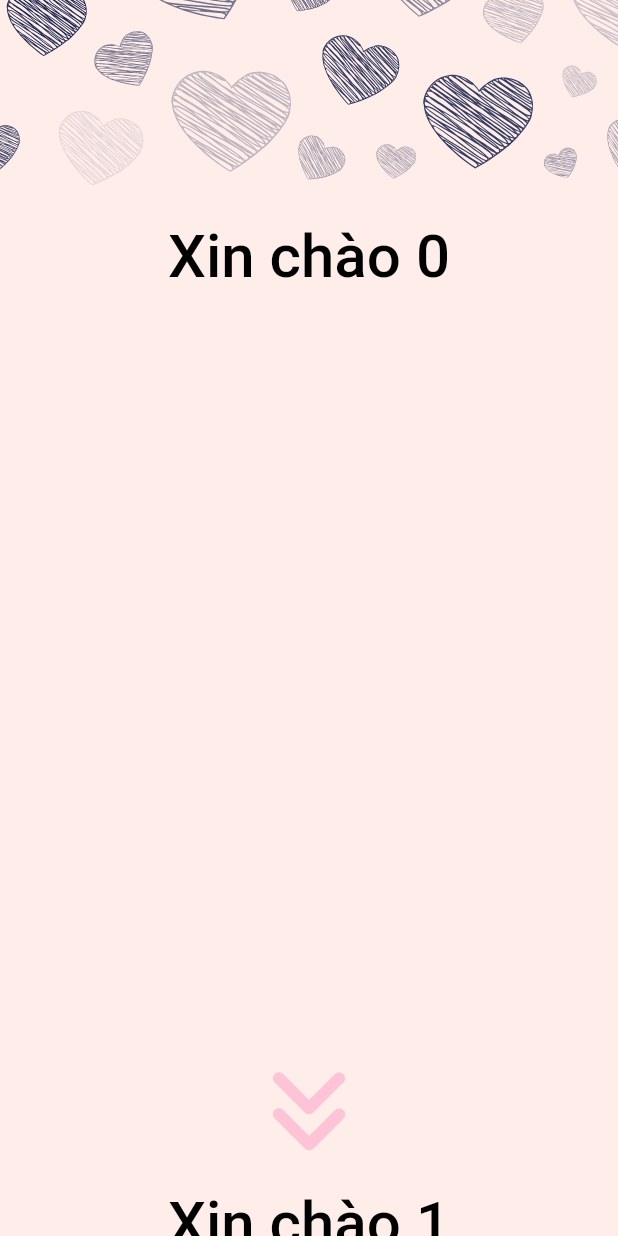
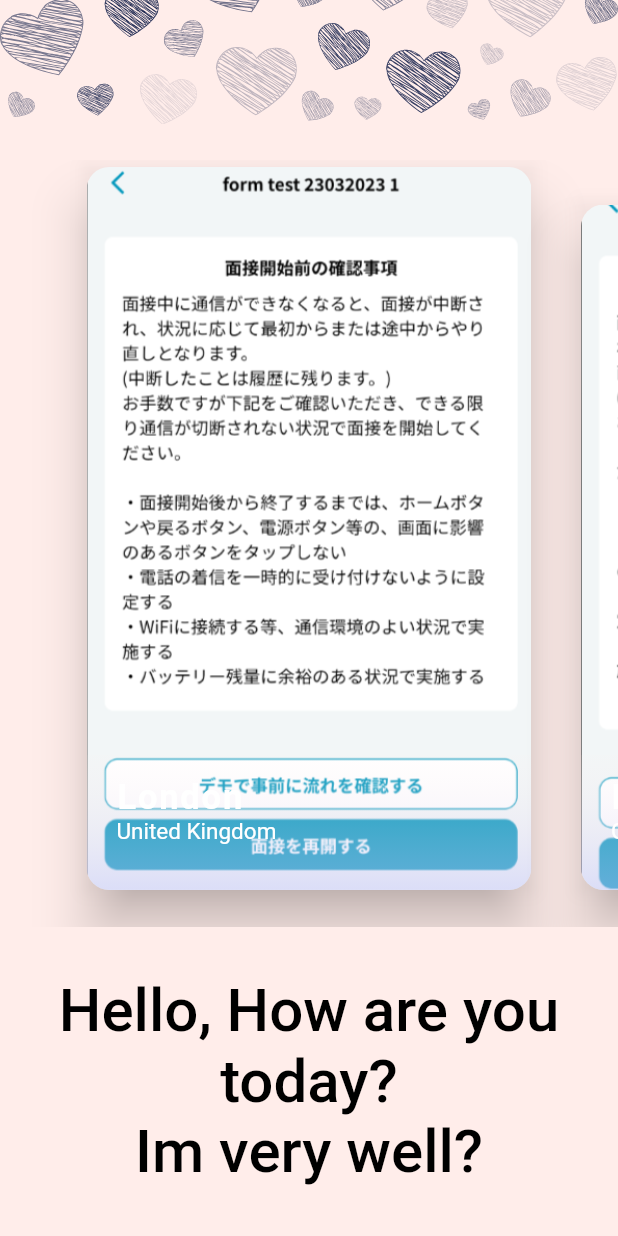
Before and after one commit to dong-dam-0079/flutter_animation, a Flutter app: the HomeView screen opened directly, on a phone screen of 412 x 824 dp. Run offline on Flutter 3.47's test engine with Material 2 defaults, Android fonts, the light colour scheme and no system bars; drawn by our look-alikes of animated_text_kit, scrollable_positioned_list; our stand-ins replace audioplayers, firebase_core, flutter_svg, get, google_fonts; accounts and stored records are empty; Roboto replaces fonts that are missing (NotoSansJP).

Commit message:
feat: page view

```diff
--- /dev/null
+++ b/lib/model/info_model.dart
@@ -0,0 +1,44 @@
+import 'package:ForQA/res/assets.dart';
+
+class InfoModel {
+  String title, caption, img;
+
+  InfoModel(
+    this.title,
+    this.caption,
+    this.img,
+  );
+}
+
+List<InfoModel> generateSomeData() {
+  List<String> titleList = [
+    "London",
+    "Düsseldorf",
+    "Lucerne",
+    "Malé",
+  ];
+
+  List<String> captionList = [
+    "United Kingdom",
+    "Germany",
+    "Switzerland",
+    "Maldives",
+  ];
+
+  List<String> assetName = [
+    Assets.imageDummy,
+    Assets.imageDummy,
+    Assets.imageDummy,
+    Assets.imageDummy,
+  ];
+
+  List<InfoModel> list = List.generate(
+    4,
+    (index) => InfoModel(
+      titleList[index],
+      captionList[index],
+      assetName[index],
+    ),
+  );
+  return list;
+}
--- a/lib/res/assets.dart
+++ b/lib/res/assets.dart
@@ -13,6 +13,7 @@ class Assets {
   /// Images
   static const imageGift = '$pathImages/img_gift.png';
   static const imageBackground = '$pathImages/img_background.jpg';
+  static const imageDummy = '$pathImages/img_dummy.png';
 
   /// Sounds
   static const soundCute = '$pathSounds/sound_cute.mp3';
--- /dev/null
+++ b/lib/view/detail/detail_view.dart
@@ -0,0 +1,36 @@
+import 'package:ForQA/model/info_model.dart';
+import 'package:animated_text_kit/animated_text_kit.dart';
+import 'package:flutter/material.dart';
+
+class DetailView extends StatefulWidget {
+  const DetailView({
+    Key? key,
+    required this.info,
+  }) : super(key: key);
+
+  final InfoModel info;
+
+  @override
+  State<DetailView> createState() => _DetailViewState();
+}
+
+class _DetailViewState extends State<DetailView> {
+  @override
+  Widget build(BuildContext context) {
+    return Scaffold(
+      body: Hero(
+        tag: widget.info.caption,
+        child: Column(
+          children: [
+            Expanded(child: Image.asset(widget.info.img)),
+            AnimatedTextKit(
+              animatedTexts: [
+                TyperAnimatedText(widget.info.title),
+              ],
+            )
+          ],
+        ),
+      ),
+    );
+  }
+}
--- a/lib/view/home/home_view.dart
+++ b/lib/view/home/home_view.dart
@@ -1,3 +1,5 @@
+import 'package:ForQA/res/gaps.dart';
+import 'package:ForQA/view/widget/page_view.dart';
 import 'package:animated_text_kit/animated_text_kit.dart';
 import 'package:flutter/material.dart';
 import 'package:flutter_svg/flutter_svg.dart';
@@ -15,115 +17,42 @@ class HomeView extends StatefulWidget {
   State<HomeView> createState() => _HomeViewState();
 }
 
-class _HomeViewState extends State<HomeView> with TickerProviderStateMixin {
+class _HomeViewState extends State<HomeView> {
   final ItemScrollController scrollController = ItemScrollController();
-
-  AnimationController? _btnDownCtrl;
-  AnimationController? _backgroundCtrl;
-  Animation<Color?>? bgrColorTheme;
-
-  bool isChangeBackground = true;
-  int length = 3;
-
-  @override
-  void initState() {
-    super.initState();
-    controlAnimation();
-  }
-
-  void controlAnimation() {
-    _btnDownCtrl = AnimationController(
-      duration: const Duration(milliseconds: 2500),
-      vsync: this,
-    )
-      ..forward()
-      ..addListener(() {
-        if (_btnDownCtrl!.isCompleted) {
-          _btnDownCtrl?.repeat();
-        }
-      });
-
-    _backgroundCtrl = AnimationController(
-      vsync: this,
-      duration: const Duration(seconds: 1),
-    );
-
-    bgrColorTheme = ColorTween(
-      begin: ColorsRes.backgroundTheme,
-      end: ColorsRes.backgroundTheme2,
-    ).animate(_backgroundCtrl!)
-      ..addListener(() {
-        setState(() {});
-      });
-  }
-
-  @override
-  void deactivate() {
-    super.deactivate();
-    _btnDownCtrl?.dispose();
-  }
 
   @override
   Widget build(BuildContext context) {
-    return AnimatedBuilder(
-      animation: _backgroundCtrl!,
-      builder: (context, child) => Scaffold(
-        backgroundColor: bgrColorTheme?.value,
+    return Scaffold(
+      backgroundColor: ColorsRes.backgroundTheme,
       appBar: AppBar(
         automaticallyImplyLeading: false,
         backgroundColor: Colors.transparent,
-          toolbarHeight: MediaQuery.of(context).size.height * 0.15,
+        toolbarHeight: MediaQuery.of(context).size.height * 0.1,
         flexibleSpace: SvgPicture.asset(
           Assets.bannerHeart,
           fit: BoxFit.cover,
         ),
       ),
-        body: ScrollablePositionedList.builder(
-          physics: const NeverScrollableScrollPhysics(),
-          itemScrollController: scrollController,
-          itemCount: length,
-          itemBuilder: (context, index) {
-            return Container(
-              height: index == length - 1
-                  ? MediaQuery.of(context).size.height * 0.86
-                  : MediaQuery.of(context).size.height * 0.85 - kToolbarHeight,
-              padding: const EdgeInsets.only(
-                top: DimensRes.sp24,
+      body: Column(
+        children: [
+          Gaps.vGap24,
+          const Expanded(
+            child: TransformPageViewWidget(),
           ),
-              child: Column(
-                children: [
-                  Expanded(
-                    child: Column(
-                      children: [
-                        AnimatedTextKit(
+          SizedBox(
+            height: MediaQuery.of(context).size.height * 0.25,
+            child: Center(
+              child: DefaultTextStyle(
+                style: CommonTextStyles.medium,
+                child: AnimatedTextKit(
+                  isRepeatingAnimation: false,
                   animatedTexts: [
                     TyperAnimatedText(
-                              'Xin chào $index',
-                              textStyle: CommonTextStyles.medium,
-                            ),
-                          ],
+                      'Hello, How are you today?\nIm very well?',
+                      textAlign: TextAlign.center,
+                      speed: const Duration(milliseconds: 80),
                     )
                   ],
-                    ),
-                  ),
-                  Visibility(
-                    visible: index != length - 1,
-                    child: AnimatedBuilder(
-                      animation: _btnDownCtrl!,
-                      builder: (context, child) => Transform.translate(
-                        offset: Offset(0, 15 * shake(_btnDownCtrl!.value)),
-                        child: SizedBox(
-                          height: DimensRes.sp80,
-                          width: DimensRes.sp80,
-                          child: IconButton(
-                            color: ColorsRes.transparent,
-                            highlightColor: ColorsRes.transparent,
-                            onPressed: () => _onClickNext(index),
-                            icon: SvgPicture.asset(
-                              Assets.icArrowDown,
-                              color: ColorsRes.palePink,
-                            ),
-                          ),
                 ),
               ),
             ),
@@ -131,26 +60,5 @@ class _HomeViewState extends State<HomeView> with TickerProviderStateMixin {
         ],
       ),
     );
-          },
-        ),
-      ),
-    );
-  }
-
-  double shake(double value) =>
-      2 * (0.5 - (0.5 - Curves.easeIn.transform(value)).abs());
-
-  void _onClickNext(int index) {
-    if (isChangeBackground) {
-      _backgroundCtrl?.forward();
-    } else {
-      _backgroundCtrl?.reverse();
-    }
-    isChangeBackground = !isChangeBackground;
-    scrollController.scrollTo(
-      index: index + 1,
-      duration: const Duration(milliseconds: 500),
-      curve: Curves.easeIn,
-    );
   }
 }
--- /dev/null
+++ b/lib/view/widget/page_view.dart
@@ -0,0 +1,147 @@
+import 'dart:math';
+
+import 'package:ForQA/model/info_model.dart';
+import 'package:ForQA/res/colors.dart';
+import 'package:ForQA/view/detail/detail_view.dart';
+import 'package:flutter/material.dart';
+import 'package:get/get.dart';
+
+class TransformPageViewWidget extends StatefulWidget {
+  const TransformPageViewWidget({super.key});
+
+  @override
+  State<TransformPageViewWidget> createState() =>
+      _TransformPageViewWidgetState();
+}
+
+class _TransformPageViewWidgetState extends State<TransformPageViewWidget> {
+  List<InfoModel> pageItems = generateSomeData();
+
+  PageController? pageController;
+  var viewportFraction = 0.8;
+  double? pageOffset = 0;
+
+  @override
+  void initState() {
+    super.initState();
+    pageController =
+        PageController(initialPage: 0, viewportFraction: viewportFraction)
+          ..addListener(
+            () {
+              setState(
+                () {
+                  pageOffset = pageController!.page;
+                },
+              );
+            },
+          );
+  }
+
+  @override
+  Widget build(BuildContext context) {
+    var size = MediaQuery.of(context).size;
+
+    return PageView.builder(
+      controller: pageController,
+      itemCount: pageItems.length,
+      itemBuilder: (context, index) {
+        var item = pageItems[index];
+
+        double scale = max(viewportFraction,
+            1 - (pageOffset! - index).abs() + viewportFraction);
+
+        double angleY = (pageOffset! - index).abs();
+        if (angleY > 0.5) {
+          angleY = 1 - angleY;
+        }
+        return Padding(
+          padding: EdgeInsets.only(
+            right: size.width * 0.04,
+            left: size.width * 0.04,
+            top: 50 - scale * 25,
+            bottom: size.width * 0.06,
+          ),
+          child: Transform(
+            transform: Matrix4.identity()
+              ..setEntry(3, 2, 0.001)
+              ..rotateY(angleY),
+            alignment: Alignment.center,
+            child: Hero(
+              tag: item.caption,
+              child: Material(
+                color: Colors.transparent,
+                elevation: 15,
+                child: ClipRRect(
+                  borderRadius: const BorderRadius.all(Radius.circular(15)),
+                  child: InkWell(
+                    onTap: () {
+                      Get.to(DetailView(info: item));
+                    },
+                    child: Stack(
+                      fit: StackFit.expand,
+                      children: [
+                        SizedBox(
+                          width: MediaQuery.of(context).size.width,
+                          child: Image.asset(
+                            item.img,
+                            width: MediaQuery.of(context).size.width,
+                            fit: BoxFit.cover,
+                          ),
+                        ),
+                        Positioned(
+                          bottom: 0,
+                          left: 0,
+                          right: 0,
+                          child: AnimatedOpacity(
+                            opacity: angleY == 0 ? 1 : 0,
+                            duration: const Duration(milliseconds: 300),
+                            curve: Curves.easeOut,
+                            child: Container(
+                              padding: const EdgeInsets.only(
+                                  top: 15, bottom: 30, left: 20, right: 20),
+                              decoration: BoxDecoration(
+                                gradient: LinearGradient(
+                                  begin: Alignment.topCenter,
+                                  end: Alignment.bottomCenter,
+                                  colors: [
+                                    ColorsRes.backgroundTheme.withOpacity(0.05),
+                                    ColorsRes.backgroundTheme2.withOpacity(0.5),
+                                  ],
+                                ),
+                              ),
+                              child: Column(
+                                crossAxisAlignment: CrossAxisAlignment.start,
+                                children: [
+                                  Text(
+                                    item.title,
+                                    style: const TextStyle(
+                                      color: Colors.white,
+                                      fontSize: 23,
+                                      fontWeight: FontWeight.bold,
+                                      letterSpacing: 1.2,
+                                    ),
+                                  ),
+                                  Text(
+                                    item.caption,
+                                    style: const TextStyle(
+                                      color: Colors.white,
+                                      fontSize: 15,
+                                    ),
+                                  ),
+                                ],
+                              ),
+                            ),
+                          ),
+                        ),
+                      ],
+                    ),
+                  ),
+                ),
+              ),
+            ),
+          ),
+        );
+      },
+    );
+  }
+}
```
Also changed, not shown: assets/images/img_dummy.png (added). Lines whose indentation alone changed are shown as unchanged.
